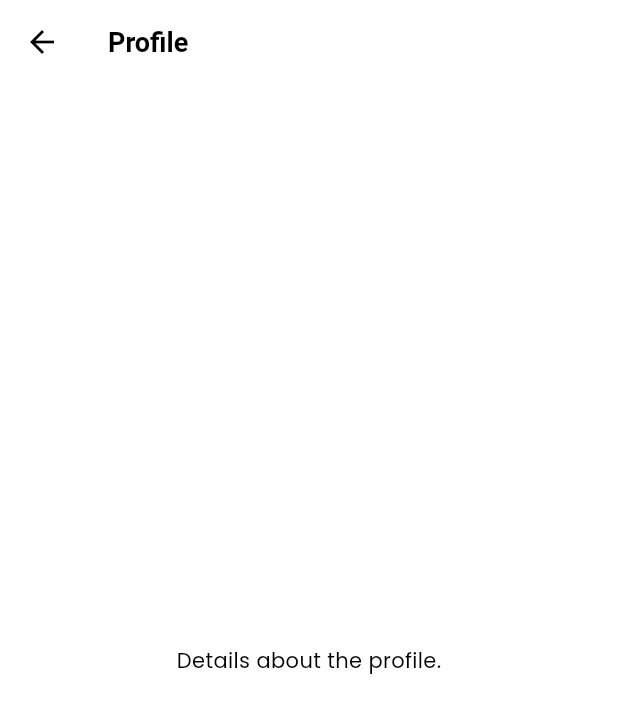
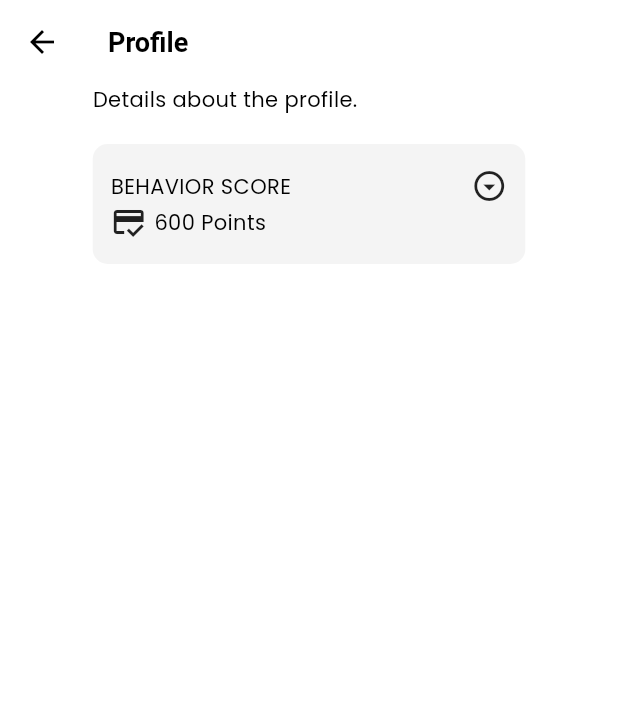
Before and after one commit to Dioooooooooooooooo/Tomnam_Client, a Flutter app: the ProfilePage screen opened by its route, on a phone screen of 412 x 824 dp. Shown: the top 713 px of the screen. Run offline on Flutter 3.47's test engine with Material 3 defaults, Android fonts, the phone set to English and light mode, and no system bars; our stand-ins replace logger, shared_preferences; accounts and stored records are empty; project files that could hold a hidden picture were left out.

Commit message:
behavior score widget initial

```diff
--- /dev/null
+++ b/tomnam/lib/commons/widgets/behavior_score.dart
@@ -0,0 +1,45 @@
+import 'package:flutter/material.dart';
+import '../../../utils/constants/tomnam_pallete.dart';
+
+class BehaviorScore extends StatelessWidget {
+  const BehaviorScore({super.key});
+
+  @override
+  Widget build(BuildContext context) {
+    return Container(
+      padding: const EdgeInsets.all(12),
+      height: 80,
+      width: MediaQuery.of(context).size.width * 0.7,
+      decoration: BoxDecoration(
+        color: AppColors.blackColor.withOpacity(0.05),
+        borderRadius: BorderRadius.circular(10),
+      ),
+      child: Column( // Use Column to allow multiple children
+        mainAxisAlignment: MainAxisAlignment.center,
+        crossAxisAlignment: CrossAxisAlignment.start,
+        children: const [
+          Row(
+            mainAxisAlignment: MainAxisAlignment.spaceBetween,
+            children: [
+              Text(
+                'BEHAVIOR SCORE',
+                overflow: TextOverflow.ellipsis,
+              ),
+              Icon(Icons.arrow_drop_down_circle_outlined),
+            ],
+          ),
+          Row(
+            children: [
+              Icon(Icons.credit_score_outlined),
+              SizedBox(width: 5), // Add spacing between widgets
+              Text(
+                '600 Points',
+                overflow: TextOverflow.ellipsis,
+              ),
+            ],
+          ),
+        ],
+      ),
+    );
+  }
+}
--- a/tomnam/lib/features/profile_management/screens/profile_page.dart
+++ b/tomnam/lib/features/profile_management/screens/profile_page.dart
@@ -1,4 +1,5 @@
 import 'package:flutter/material.dart';
+import '../../../commons/widgets/behavior_score.dart';
 
 class ProfilePage extends StatefulWidget {
   const ProfilePage({super.key});
@@ -14,8 +15,16 @@ class _ProfilePageState extends State<ProfilePage> {
       appBar: AppBar(
         title: const Text('Profile'),
       ),
-      body: const Center(
-        child: Text('Details about the profile.'),
+      body: Center(
+        child: Column(
+          // mainAxisAlignment: MainAxisAlignment.center,
+          crossAxisAlignment: CrossAxisAlignment.start, // Align to the left
+          children: const [
+            Text('Details about the profile.'),
+            SizedBox(height: 20), // Add spacing between widgets
+            BehaviorScore(),
+          ],
+        ),
       ),
     );
   }
```
